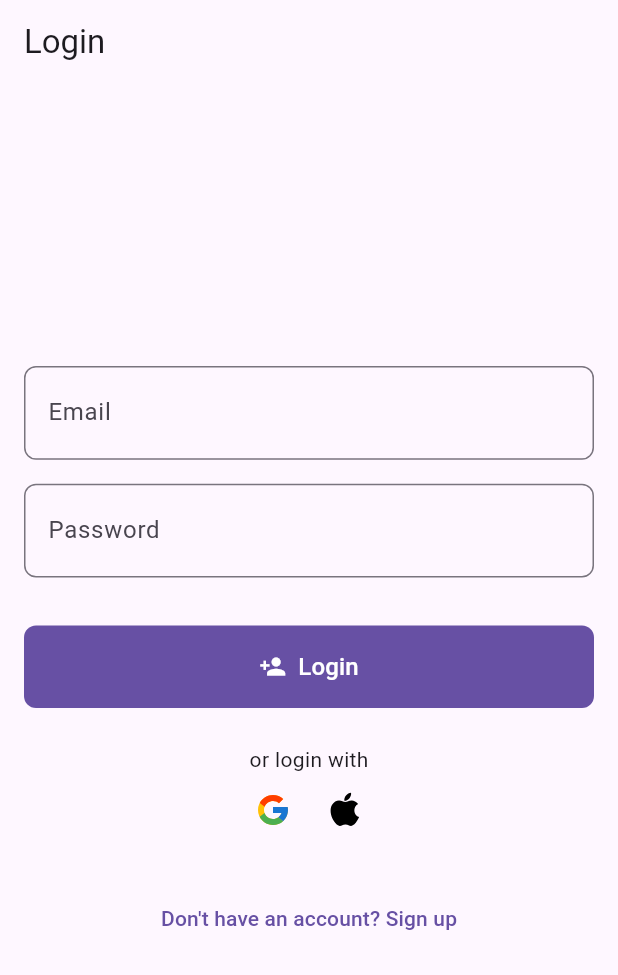
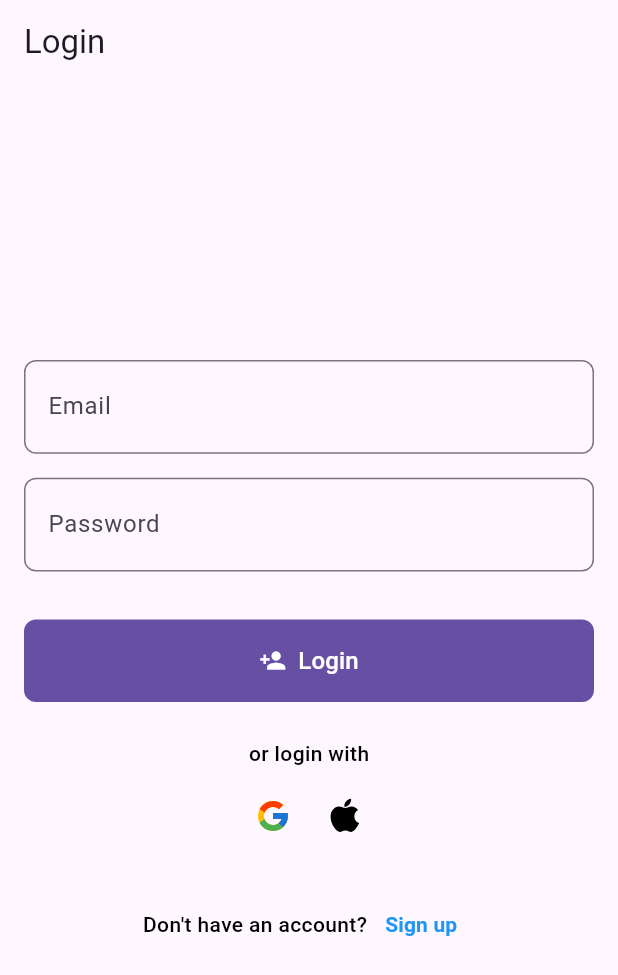
Before and after one commit to A-Eric-J/Flutter_Clean_Architecture_With_Riverpod, a Flutter app: the screen it shows after launch, on a phone screen of 412 x 824 dp. Shown: the top 975 px of the screen. Run offline on Flutter 3.47's test engine with Material 3 defaults, Android fonts, the phone set to English and light mode, and no system bars; our stand-ins replace dio, flutter_riverpod, flutter_secure_storage, flutter_svg, freezed_annotation, go_router and 3 more; missing offline and left inert: dio_http_formatter; generated files the repository leaves out were written again.

Commit message:
Login Listener Created.

```diff
--- a/lib/core/route/go_router_provider.dart
+++ b/lib/core/route/go_router_provider.dart
@@ -1,4 +1,5 @@
 import 'package:flutter_clean_architecture_with_riverpod/core/route/route_name.dart';
+import 'package:flutter_clean_architecture_with_riverpod/features/home/presentation/ui/home_screen.dart';
 import 'package:flutter_clean_architecture_with_riverpod/features/login/presentation/login_screen.dart';
 import 'package:flutter_clean_architecture_with_riverpod/features/signup/presentation/signup_screen.dart';
 import 'package:flutter_riverpod/flutter_riverpod.dart';
@@ -18,6 +19,11 @@ final goRouterProvider = Provider<GoRouter>((ref) {
         name: singUpRoute,
         builder: (context, state) => const SignUpScreen(),
       ),
+      GoRoute(
+        path: '/home',
+        name: homeRoute,
+        builder: (context, state) => const HomeScreen(),
+      ),
     ],
   );
 });
--- a/lib/core/route/route_name.dart
+++ b/lib/core/route/route_name.dart
@@ -1,2 +1,3 @@
 const String loginRoute = 'login';
 const String singUpRoute = 'signup';
+const String homeRoute = 'home';
--- a/lib/features/login/presentation/ui/widget/dont_have_account.dart
+++ b/lib/features/login/presentation/ui/widget/dont_have_account.dart
@@ -8,12 +8,30 @@ class DontHaveAccount extends ConsumerWidget {
 
   @override
   Widget build(BuildContext context, WidgetRef ref) {
-    return TextButton(
-      onPressed: () {
-        // Navigate to signup screen
-        context.push('/signup');
-      },
-      child: Text("Don't have an account? Sign up".hardcoded),
+    return Row(
+      mainAxisAlignment: MainAxisAlignment.center,
+      children: [
+        Text(
+          "Don't have an account?".hardcoded,
+          style: const TextStyle(
+            color: Colors.black,
+            fontWeight: FontWeight.w500,
+          ),
+        ),
+        TextButton(
+          onPressed: () {
+            // Navigate to signup screen
+            context.push('/signup');
+          },
+          child: Text(
+            "Sign up".hardcoded,
+            style: const TextStyle(
+              color: Colors.blue,
+              fontWeight: FontWeight.w700,
+            ),
+          ),
+        ),
+      ],
     );
   }
 }
--- a/lib/features/login/presentation/ui/widget/login_with.dart
+++ b/lib/features/login/presentation/ui/widget/login_with.dart
@@ -1,5 +1,6 @@
 import 'package:flutter/material.dart';
 import 'package:flutter_clean_architecture_with_riverpod/common/extention/string_hardcoded.dart';
+import 'package:flutter_clean_architecture_with_riverpod/common/style/dimens.dart';
 import 'package:flutter_clean_architecture_with_riverpod/gen/assets.gen.dart';
 import 'package:flutter_riverpod/flutter_riverpod.dart';
 
@@ -9,7 +10,14 @@ class LoginWith extends ConsumerWidget {
   @override
   Widget build(BuildContext context, WidgetRef ref) {
     return Column(children: [
-      Text("or login with".hardcoded),
+      Text(
+        "or login with".hardcoded,
+        style: const TextStyle(
+          color: Colors.black,
+          fontWeight: FontWeight.w500,
+        ),
+      ),
+      const SizedBox(height: kSmall),
       Row(
         mainAxisAlignment: MainAxisAlignment.center,
         children: [
```
Also changed, not shown: lib/features/home/presentation/ui/home_screen.dart (added, +30 -0 lines), lib/features/login/presentation/ui/widget/login_form.dart (+23 -0 lines), lib/features/signup/presentation/ui/widget/already_have_account.dart (+6 -5 lines).
